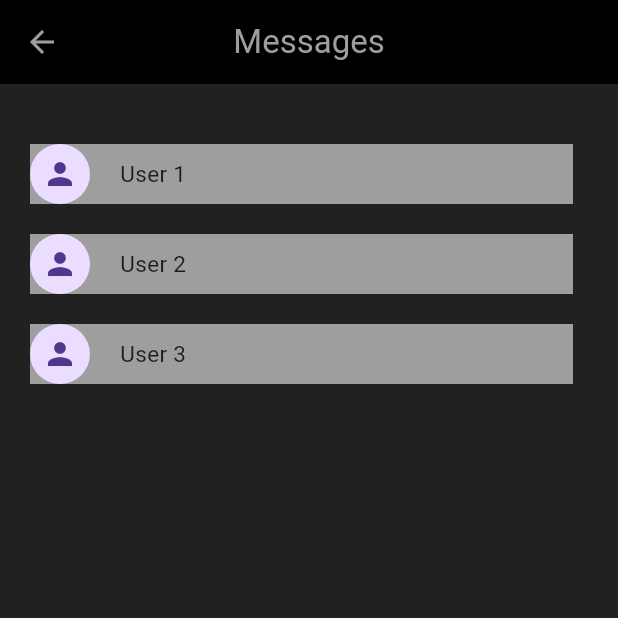
After one commit to wriddhiman-25/Flutter, a Flutter app: the screen it shows after launch, in the side drawer, after a tap on "Messages", on a phone screen of 412 x 824 dp, the top half of it. The commit adds this screen. Run offline on Flutter 3.47's test engine with Material 3 defaults, Android fonts, the phone set to English and light mode, and no system bars.

Commit message:
Added navigation in Drawer

```diff
--- a/my_app/lib/Home/start_page.dart
+++ b/my_app/lib/Home/start_page.dart
@@ -2,6 +2,7 @@ import 'package:flutter/material.dart';
 import 'package:my_app/NavigationBar/favorites_page.dart';
 import 'package:my_app/NavigationBar/home_page.dart';
 import 'package:my_app/NavigationBar/profile_page.dart';
+import 'package:my_app/drawer/messages.dart';
 
 class StartPage extends StatefulWidget {
   const StartPage({super.key});
@@ -37,6 +38,12 @@ class _StartPageState extends State<StartPage> {
                 textColor: Colors.grey,
                 leading: Icon(Icons.message),
                 title: Text('Messages', style: TextStyle(letterSpacing: 1.0)),
+                onTap: () {
+                  Navigator.push(
+                    context,
+                    MaterialPageRoute(builder: (context) => MessagePage()),
+                  );
+                },
               ),
               ListTile(
                 iconColor: Colors.grey,
--- /dev/null
+++ b/my_app/lib/drawer/messages.dart
@@ -0,0 +1,60 @@
+import 'package:flutter/material.dart';
+
+class MessagePage extends StatelessWidget {
+  const MessagePage({super.key});
+
+  @override
+  Widget build(BuildContext context) {
+    return Scaffold(
+      backgroundColor: Colors.grey[900],
+      appBar: AppBar(
+        title: Text('Messages'),
+        centerTitle: true,
+        backgroundColor: Colors.black,
+        foregroundColor: Colors.grey,
+      ),
+      body: Padding(
+        padding: EdgeInsets.fromLTRB(20.0, 40.0, 30.0, 0.0),
+        child: ListView(
+          children: [
+            Container(
+              width: 500,
+              color: Colors.grey,
+              child: Row(
+                children: [
+                  CircleAvatar(radius: 20, child: Icon(Icons.person)),
+                  SizedBox(width: 20),
+                  Text('User 1', style: TextStyle(fontSize: 15)),
+                ],
+              ),
+            ),
+            SizedBox(height: 20),
+            Container(
+              width: 500,
+              color: Colors.grey,
+              child: Row(
+                children: [
+                  CircleAvatar(radius: 20, child: Icon(Icons.person)),
+                  SizedBox(width: 20),
+                  Text('User 2', style: TextStyle(fontSize: 15)),
+                ],
+              ),
+            ),
+            SizedBox(height: 20),
+            Container(
+              width: 500,
+              color: Colors.grey,
+              child: Row(
+                children: [
+                  CircleAvatar(radius: 20, child: Icon(Icons.person)),
+                  SizedBox(width: 20),
+                  Text('User 3', style: TextStyle(fontSize: 15)),
+                ],
+              ),
+            ),
+          ],
+        ),
+      ),
+    );
+  }
+}
--- a/my_app/lib/main.dart
+++ b/my_app/lib/main.dart
@@ -1,4 +1,5 @@
 import 'package:flutter/material.dart';
 import 'package:my_app/Home/start_page.dart';
 
-void main() => runApp(MaterialApp(home: StartPage()));
+void main() =>
+    runApp(MaterialApp(debugShowCheckedModeBanner: false, home: StartPage()));
```
